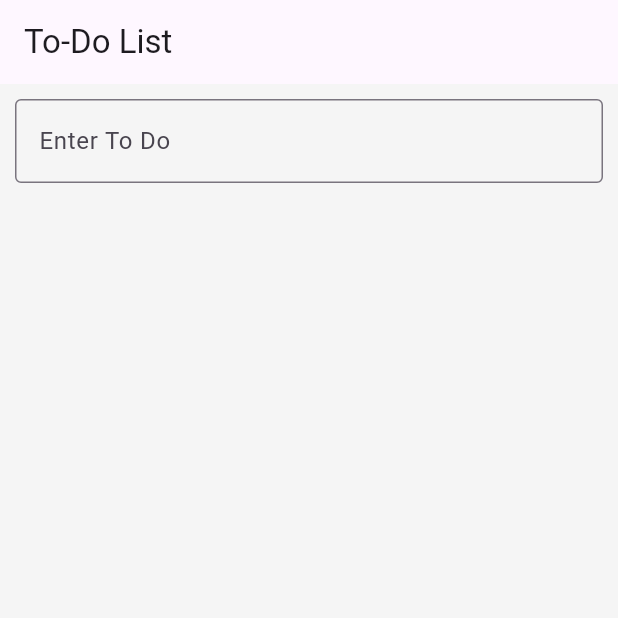
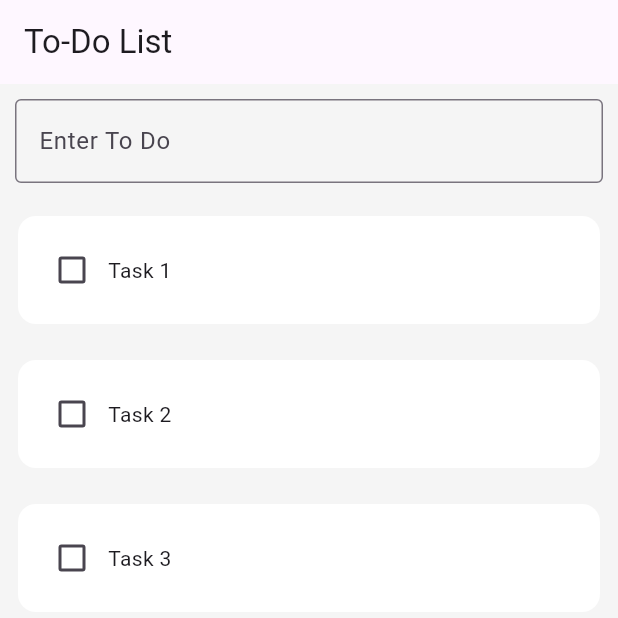
Before and after one commit to mtuan8820/flutter_todo_list, a Flutter app: the screen it shows after launch, on a phone screen of 412 x 824 dp, the top half of it. Run offline on Flutter 3.47's test engine with Material 3 defaults, Android fonts, the phone set to English and light mode, and no system bars.

Commit message:
add static todo_list and todo_task

```diff
--- a/lib/components/todo/todo_list.dart
+++ b/lib/components/todo/todo_list.dart
@@ -1,10 +1,32 @@
 import 'package:flutter/material.dart';
+import 'package:todo_list/components/todo/todo_task.dart';
 
-class ToDoList extends StatelessWidget{
-  const ToDoList({super.key});
+class ToDoList extends StatelessWidget {
+  ToDoList({
+    super.key,
+  });
 
   @override
   Widget build(BuildContext context) {
-    return Container();
+      return ListView(
+        children: <Widget>[
+          ToDoTask(
+            taskTitle: 'Task 1',
+            isChecked: false,
+            checkTaskHandler: (p0) => {},
+          ),
+          ToDoTask(
+            taskTitle: 'Task 2',
+            isChecked: false,
+            checkTaskHandler: (p0) => {},
+          ),
+          ToDoTask(
+            taskTitle: 'Task 3',
+            isChecked: false,
+            checkTaskHandler: (p0) => {},
+          ),
+
+        ],
+      );
   }
 }
--- a/lib/components/todo/todo_task.dart
+++ b/lib/components/todo/todo_task.dart
@@ -1,16 +1,37 @@
 import 'package:flutter/material.dart';
 
-class ToDoTask extends StatelessWidget{
-  const ToDoTask({super.key});
+class ToDoTask extends StatelessWidget {
+  final String taskTitle;
+  final bool isChecked;
+  Function(bool?) checkTaskHandler;
+
+  ToDoTask({
+    super.key,
+    required this.taskTitle,
+    required this.isChecked,
+    required this.checkTaskHandler,
+  });
 
   @override
   Widget build(BuildContext context) {
     return Padding(
-      padding: const EdgeInsets.all(10),
+      padding: const EdgeInsets.all(12),
       child: Container(
-        child: Text('task'),
-        decoration: BoxDecoration(color: Colors.white),
-      )
+        padding: const EdgeInsets.all(12),
+        child: Row(
+          children: [
+            Checkbox(
+              value: isChecked,
+              onChanged: checkTaskHandler,
+            ),
+            Text(taskTitle),
+          ],
+        ),
+        decoration: BoxDecoration(
+          color: Colors.white,
+          borderRadius: BorderRadius.circular(12),
+        ),
+      ),
     );
   }
 }
--- a/lib/views/home/home_view.dart
+++ b/lib/views/home/home_view.dart
@@ -10,9 +10,15 @@ class HomeView extends StatefulWidget {
 }
 
 class _HomeViewState extends State<HomeView> {
+
+  List toDoList = [
+    ["sleep",false,],
+    ["wake up",false,],
+    ["code",false,],
+  ];
+
   @override
   Widget build(BuildContext context) {
-    const toDoInput = ToDoInput();
     return Scaffold(
       backgroundColor: Colors.grey.shade100,
       appBar: AppBar(
@@ -20,11 +26,16 @@ class _HomeViewState extends State<HomeView> {
       ),
       // ignore: avoid_unnecessary_containers
       body: Container(
-        child: const Column(
-          children: [
+        child: Column(
+          children: <Widget>[
             ToDoInput(),
-            ToDoList()
-          ],
+            Expanded(
+              child: SizedBox(
+                height: 200,
+                child: ToDoList(),
+              ),
+            )
+          ]
         ),
       ),
     );
```
